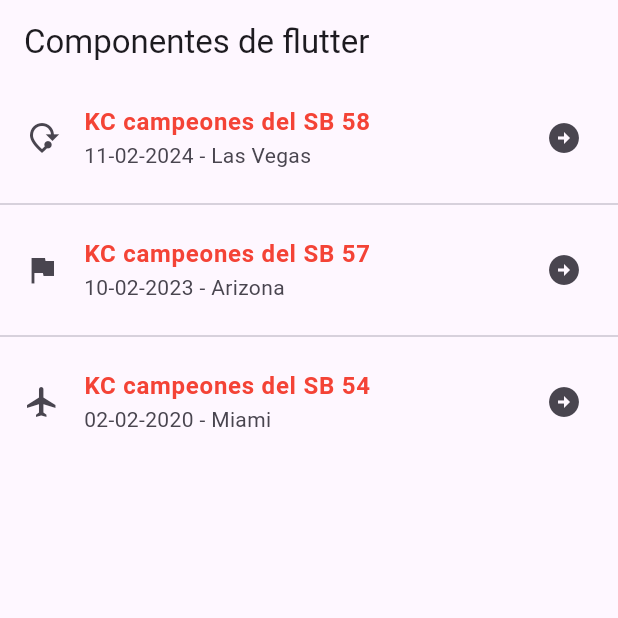
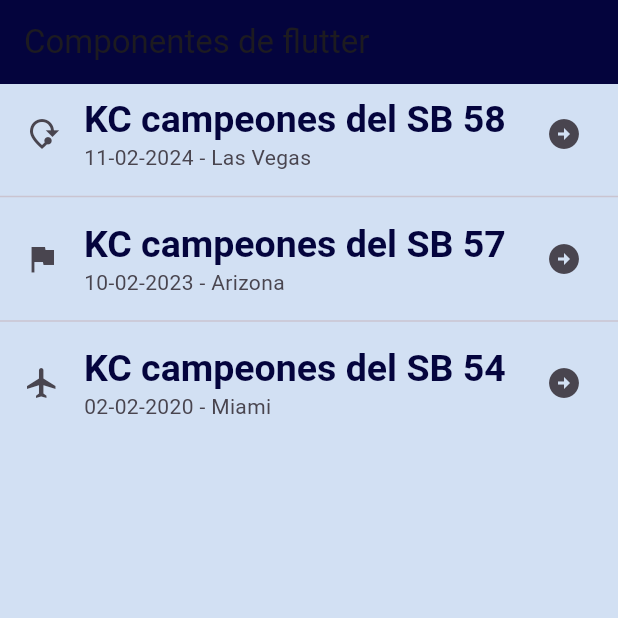
Before and after one commit to gnievap/componentes_flutter5c, a Flutter app: the screen it shows after launch, on a phone screen of 412 x 824 dp, the top half of it. Run offline on Flutter 3.47's test engine with Material 3 defaults, Android fonts, the phone set to English and light mode, and no system bars.

Commit message:
Adding ThemeData

```diff
--- a/lib/home_screen.dart
+++ b/lib/home_screen.dart
@@ -10,37 +10,37 @@ class HomeScreen extends StatelessWidget {
         title: const Text('Componentes de flutter'),
       ),
       body: ListView(
-        children: const [
+        children: [
           ListTile(
-            leading: Icon(Icons.mode_of_travel),
+            leading: const Icon(Icons.mode_of_travel),
             title: Text(
               'KC campeones del SB 58',
-              style: TextStyle(color: Colors.red, fontWeight: FontWeight.bold),
+              style: Theme.of(context).textTheme.headlineLarge,
             ),
-            subtitle: Text(
+            subtitle: const Text(
               '11-02-2024 - Las Vegas',
             ),
-            trailing: Icon(Icons.arrow_circle_right),
+            trailing: const Icon(Icons.arrow_circle_right),
           ),
-          Divider(),
+          const Divider(),
           ListTile(
-            leading: Icon(Icons.flag),
+            leading: const Icon(Icons.flag),
             title: Text(
               'KC campeones del SB 57',
-              style: TextStyle(color: Colors.red, fontWeight: FontWeight.bold),
+              style: Theme.of(context).textTheme.headlineLarge,
             ),
-            subtitle: Text('10-02-2023 - Arizona'),
-            trailing: Icon(Icons.arrow_circle_right),
+            subtitle: const Text('10-02-2023 - Arizona'),
+            trailing: const Icon(Icons.arrow_circle_right),
           ),
-          Divider(),
+          const Divider(),
           ListTile(
-            leading: Icon(Icons.flight),
+            leading: const Icon(Icons.flight),
             title: Text(
               'KC campeones del SB 54',
-              style: TextStyle(color: Colors.red, fontWeight: FontWeight.bold),
+              style: Theme.of(context).textTheme.headlineLarge,
             ),
-            subtitle: Text('02-02-2020 - Miami'),
-            trailing: Icon(Icons.arrow_circle_right),
+            subtitle: const Text('02-02-2020 - Miami'),
+            trailing: const Icon(Icons.arrow_circle_right),
           ),
         ],
       ),
--- a/lib/main_app.dart
+++ b/lib/main_app.dart
@@ -6,9 +6,21 @@ class MainApp extends StatelessWidget {
 
   @override
   Widget build(BuildContext context) {
-    return const MaterialApp(
+    return MaterialApp(
       debugShowCheckedModeBanner: false,
-      home: HomeScreen(),
+      home: const HomeScreen(),
+      theme: ThemeData(
+        scaffoldBackgroundColor: const Color.fromARGB(255, 210, 224, 243),
+        appBarTheme: const AppBarTheme(color: Color.fromARGB(255, 4, 4, 61)),
+        textTheme: const TextTheme(
+          headlineLarge: TextStyle(
+            color: Color.fromARGB(255, 4, 4, 61),
+            fontSize: 25.0,
+            fontWeight: FontWeight.bold,
+            fontFamily: 'sans-serif',
+          ),
+        ),
+      ),
     );
   }
 }
```
